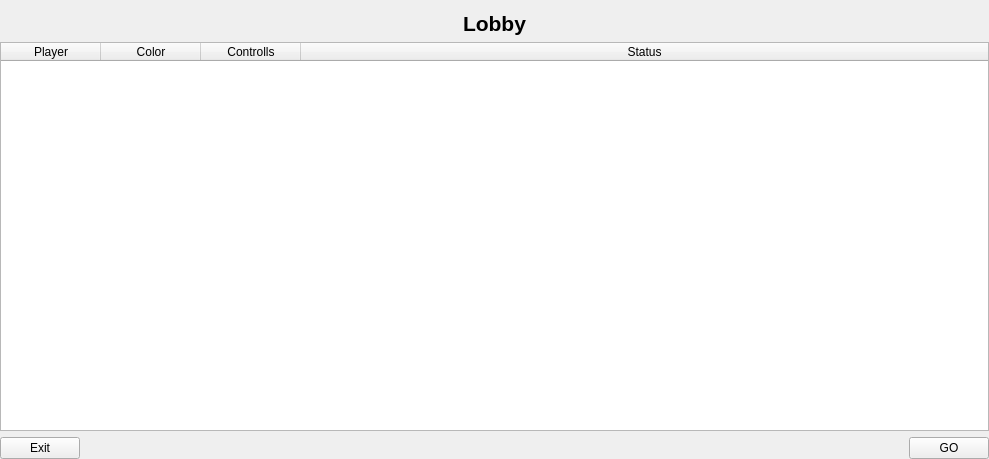
This is frontend/game/LobbyWidget.ui in Indidev/easyTron as Qt 5 draws it before an edit. The edited form follows.
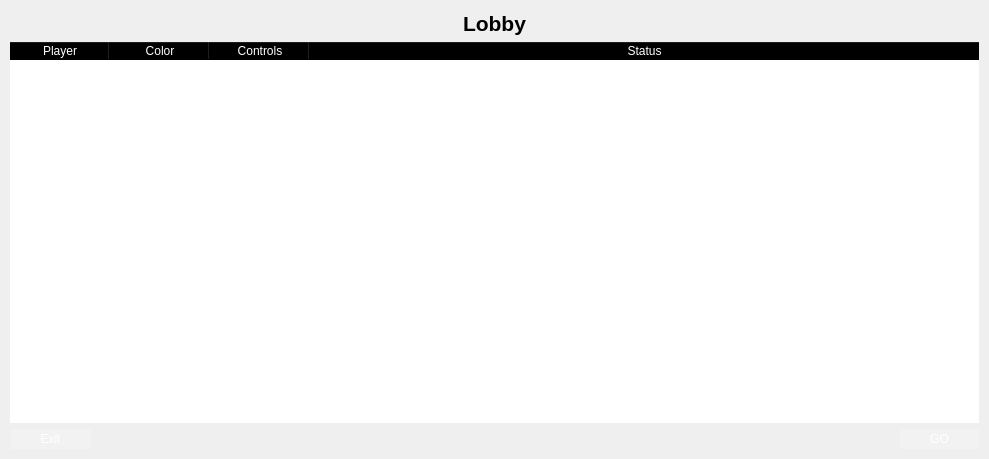
This is the edited form.

Commit message: worked on the lobby and stylesheets

The edit to the form file:
```diff
--- a/frontend/game/LobbyWidget.ui
+++ b/frontend/game/LobbyWidget.ui
@@ -15,16 +15,31 @@
   </property>
   <layout class="QGridLayout" name="gridLayout">
    <property name="leftMargin">
-    <number>0</number>
+    <number>10</number>
    </property>
    <property name="rightMargin">
-    <number>0</number>
+    <number>10</number>
    </property>
    <property name="bottomMargin">
-    <number>0</number>
+    <number>10</number>
    </property>
    <item row="1" column="0">
     <widget class="QTableWidget" name="contentTable">
+     <property name="styleSheet">
+      <string notr="true">QHeaderView::section {
+background-color: transparent;
+color: white;
+}</string>
+     </property>
+     <property name="frameShape">
+      <enum>QFrame::NoFrame</enum>
+     </property>
+     <property name="lineWidth">
+      <number>0</number>
+     </property>
+     <property name="alternatingRowColors">
+      <bool>false</bool>
+     </property>
      <attribute name="horizontalHeaderCascadingSectionResizes">
       <bool>false</bool>
      </attribute>
@@ -43,7 +58,7 @@
      </column>
      <column>
       <property name="text">
-       <string>Controlls</string>
+       <string>Controls</string>
       </property>
      </column>
      <column>
@@ -83,6 +98,15 @@
      </property>
      <item>
       <widget class="QPushButton" name="exitBtn">
+       <property name="styleSheet">
+        <string notr="true">background-color: rgba(255,255,255,50);
+color: white;
+border: none;
+padding-left: 30px;
+padding-right: 30px;
+padding-top: 3px;
+padding-bottom: 3px;</string>
+       </property>
        <property name="text">
         <string>Exit</string>
        </property>
@@ -103,6 +127,15 @@
      </item>
      <item>
       <widget class="QPushButton" name="goBtn">
+       <property name="styleSheet">
+        <string notr="true">background-color: rgba(255,255,255,50);
+color: white;
+border: none;
+padding-left: 30px;
+padding-right: 30px;
+padding-top: 3px;
+padding-bottom: 3px;</string>
+       </property>
        <property name="text">
         <string>GO</string>
        </property>
```
The commit also changes 9 other files.
